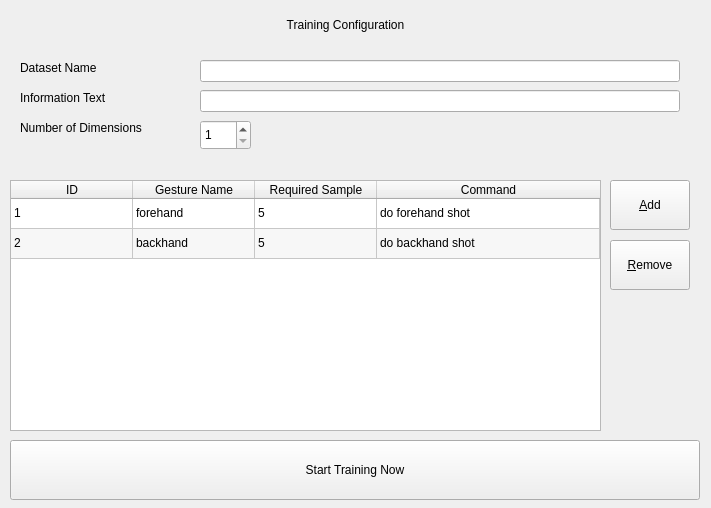
Old version of the form SignalProcessor/trainingconfigwidget.ui in the repository fitsyu/Digiten3.
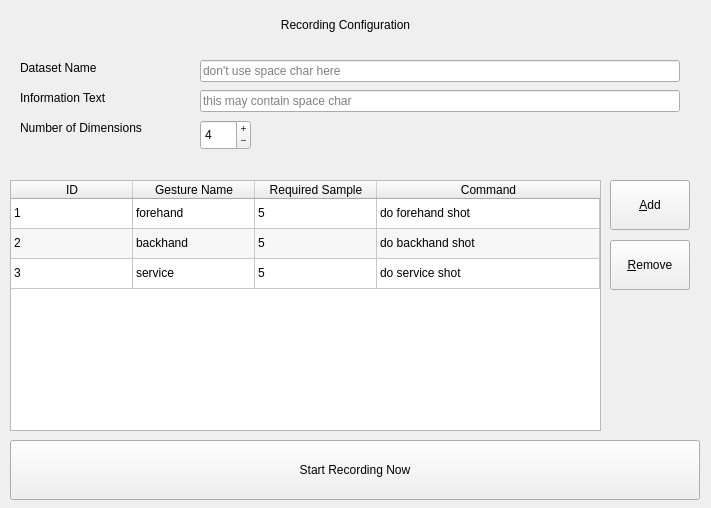
New version of the form.

```diff
--- a/SignalProcessor/trainingconfigwidget.ui
+++ b/SignalProcessor/trainingconfigwidget.ui
@@ -65,7 +65,7 @@
     <string notr="true">font: 75 bold italic 16pt &quot;Ubuntu&quot;;</string>
    </property>
    <property name="text">
-    <string>Training Configuration</string>
+    <string>Recording Configuration</string>
    </property>
    <property name="alignment">
     <set>Qt::AlignCenter</set>
@@ -80,6 +80,9 @@
      <height>22</height>
     </rect>
    </property>
+   <property name="placeholderText">
+    <string>don't use space char here</string>
+   </property>
   </widget>
   <widget class="QLineEdit" name="txInfoText">
    <property name="geometry">
@@ -90,6 +93,9 @@
      <height>22</height>
     </rect>
    </property>
+   <property name="placeholderText">
+    <string>this may contain space char</string>
+   </property>
   </widget>
   <widget class="QTableWidget" name="gesturesTable">
    <property name="geometry">
@@ -122,6 +128,11 @@
      <string>New Row</string>
     </property>
    </row>
+   <row>
+    <property name="text">
+     <string>New Row</string>
+    </property>
+   </row>
    <column>
     <property name="text">
      <string>ID</string>
@@ -182,6 +193,26 @@
      <string>do backhand shot</string>
     </property>
    </item>
+   <item row="2" column="0">
+    <property name="text">
+     <string>3</string>
+    </property>
+   </item>
+   <item row="2" column="1">
+    <property name="text">
+     <string>service</string>
+    </property>
+   </item>
+   <item row="2" column="2">
+    <property name="text">
+     <string>5</string>
+    </property>
+   </item>
+   <item row="2" column="3">
+    <property name="text">
+     <string>do service shot</string>
+    </property>
+   </item>
   </widget>
   <widget class="QPushButton" name="btAdd">
    <property name="geometry">
@@ -222,7 +253,7 @@
     <string notr="true">font: 75 14pt &quot;Ubuntu&quot;;</string>
    </property>
    <property name="text">
-    <string>Start Training Now</string>
+    <string>Start Recording Now</string>
    </property>
   </widget>
   <widget class="QSpinBox" name="num_dimension">
@@ -234,9 +265,18 @@
      <height>30</height>
     </rect>
    </property>
+   <property name="buttonSymbols">
+    <enum>QAbstractSpinBox::PlusMinus</enum>
+   </property>
+   <property name="suffix">
+    <string/>
+   </property>
    <property name="minimum">
     <number>1</number>
    </property>
+   <property name="value">
+    <number>4</number>
+   </property>
   </widget>
  </widget>
  <resources/>
```
Left out of the diff: 2 changed lines with no effect on the pictures.
